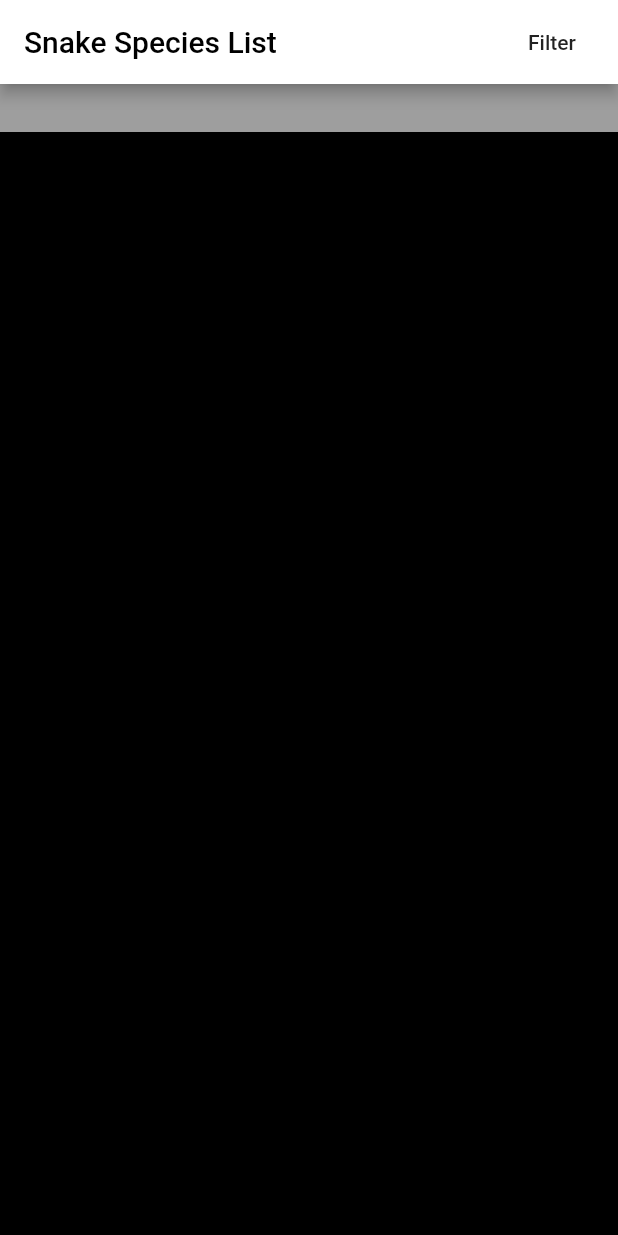
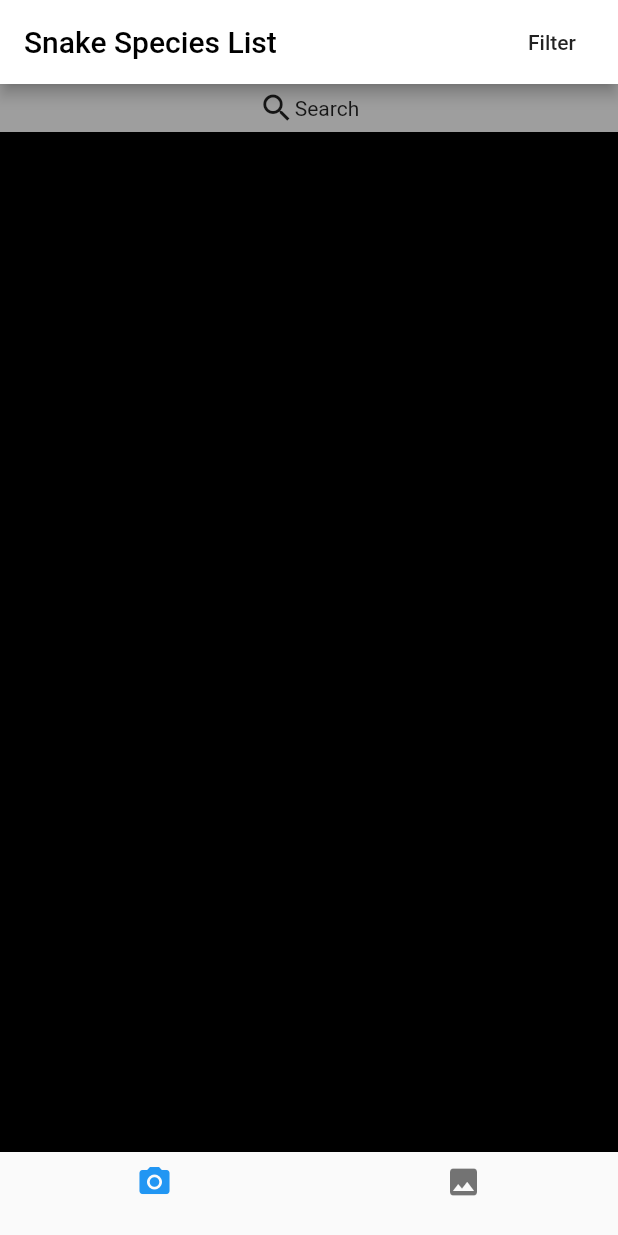
Before and after one commit to aaaldaco2002/snake_charmer, a Flutter app: the screen it shows after launch, on a phone screen of 412 x 824 dp. Run offline on Flutter 3.47's test engine with Material 2 defaults, Android fonts, the phone set to English and light mode, and no system bars.

Commit message:
Added a bar at the bottom to access the camera and photos and added search Icons

```diff
--- a/lib/main.dart
+++ b/lib/main.dart
@@ -74,8 +74,8 @@ class _MyHomePageState extends State<MyHomePage> {
        ],
      ),
       body: Center(//center something
+        child: Container(
 
-        child: Container(
           width: MediaQuery.of(context).size.width,
            color: Colors.black,
            child: Column(
@@ -86,10 +86,34 @@ class _MyHomePageState extends State<MyHomePage> {
                 width: MediaQuery.of(context).size.width,
                 height: 32.0,
                 color: Colors.grey,
+                child: Row(
+                  mainAxisAlignment: MainAxisAlignment.center,
+                  children: <Widget>[
+                    Icon(
+                      Icons.search,
+                    ),
+                    Text(
+                      'Search'
+                    )
+                  ],
+                )
               )
             ],
         ),)
-      )
+      ),
+      bottomNavigationBar: BottomNavigationBar(
+        items: <BottomNavigationBarItem>[
+          BottomNavigationBarItem(
+            icon:Icon(Icons.camera_alt),
+            title: Text(''),
+          ),
+         BottomNavigationBarItem(
+           icon:Icon(Icons.image),
+           title: Text(''),
+         )
+        ],
+      ),
       );
+
   }
 }
```
